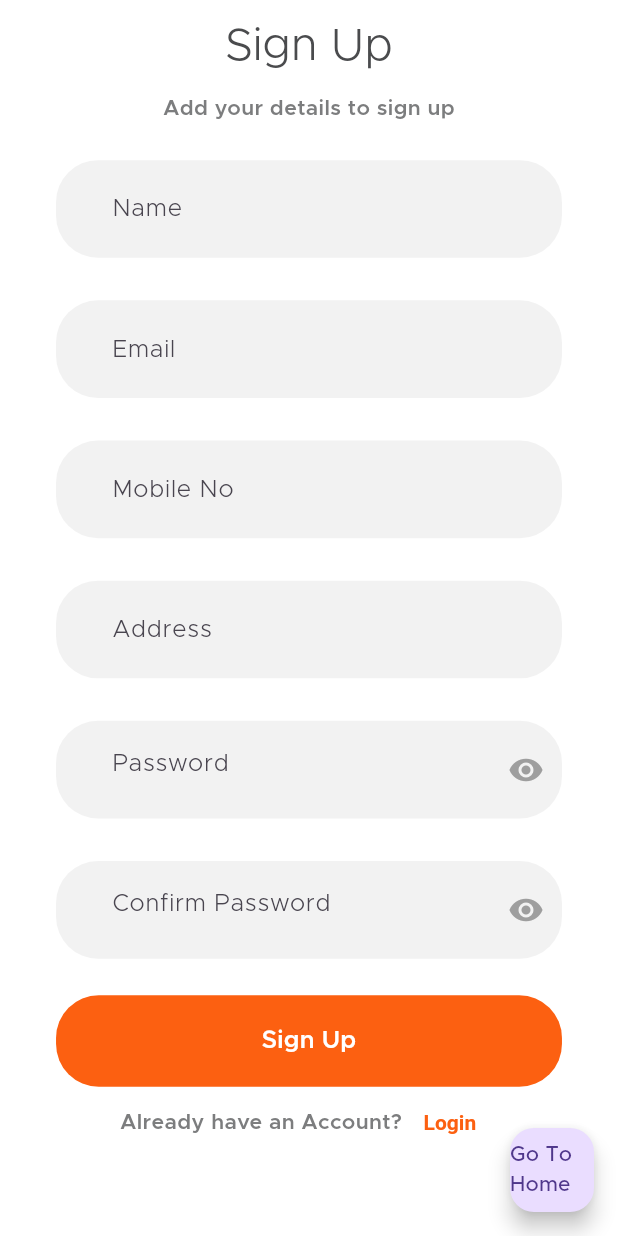
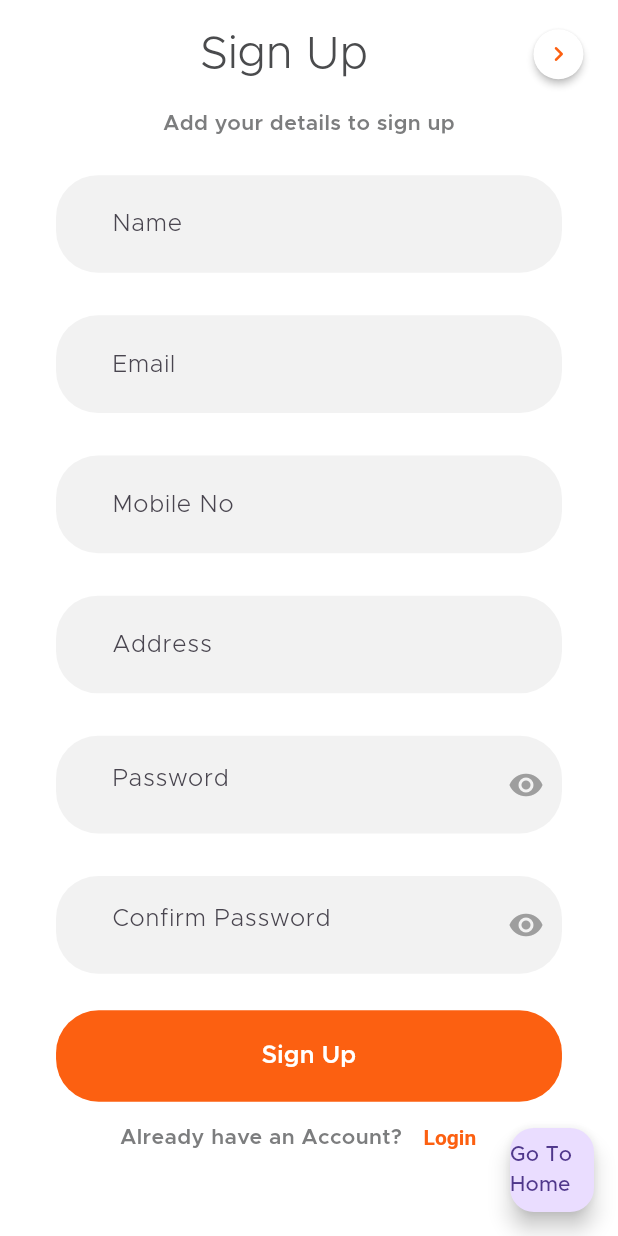
Before and after one commit to abdelhamidkaram/restaurant-app, a Flutter app: the RegisterScreen screen opened by its route, on a phone screen of 412 x 824 dp. Run offline on Flutter 3.47's test engine with Material 2 defaults, Android fonts, the phone set to English and light mode, and no system bars; our stand-ins replace bloc, carousel_slider, dio, equatable, flutter_bloc, flutter_easyloading and 2 more; accounts and stored records are empty.

Commit message:
worked in auth

```diff
--- a/lib/config/route/app_route.dart
+++ b/lib/config/route/app_route.dart
@@ -17,9 +17,14 @@ class AppRouteStrings {
   static const String initial = "/";
   static const String welcome = "/welcome";
   static const String login = "/login";
+  static const String confirmCode = "/confirmCode";
+  static const String changePassword = "/changePassword";
+
   static const String register = "/register";
   static const String home = "/home";
+  static const String foregetPassword = "/forgetPassword";
   static const String resetPassword = "/resetPassword";
+
   static const String order = "/order";
   static const String profile = "/profile";
   static const String singleProduct = "/singleProduct";
--- a/lib/core/api/api_endpoint_string.dart
+++ b/lib/core/api/api_endpoint_string.dart
@@ -1,9 +1,19 @@
 class ApiEndPoints{
-  static String baseUrl = '' ;
-  static String register  = '/register' ;
-  static String login  = '/login' ;
-  static String  getSlider = '/getSlider';
-  static String  getPopular = '/getPopular';
-  static String  getAll = '/getAll';
+  static String baseUrl = 'https://app.cashierthru.com/api/' ;
+  //Auth=====================================
+  static String register  = 'register' ;
+  static String login  = 'login' ;
+  static String forgetPassword = "forget_password";
+  static String activateCode = 'activate-account';
+  static String checkMail = "check-email";
+  static String changePassword = "change-forget-password";
+  static String logout = "logout";
+  static String updateFirebaseToken ="refresh-firebase-token";
+  //End Auth=====================================
+  static String  getSlider = 'getSlider';
+  static String  getPopular = 'getPopular';
+  static String  getAll = 'getAll';
+
+  static String updateProfile = "update-profile";
 
 }
--- a/lib/core/api/dio_helper.dart
+++ b/lib/core/api/dio_helper.dart
@@ -13,6 +13,8 @@ class  DioHelper{
     receiveTimeout: const Duration(seconds: 120),
   ),);
 
+
+
   static Future<Response> getData({required String endpoint , Map<String, dynamic>? queryParameters}){
   return dio.get(endpoint , queryParameters: queryParameters);
   }
--- a/lib/core/app_cubit/app_cubit.dart
+++ b/lib/core/app_cubit/app_cubit.dart
@@ -6,8 +6,4 @@ part 'app_state.dart';
 class AppCubit extends Cubit<AppState> {
   AppCubit() : super(AppInitial());
   static AppCubit get(context)=>BlocProvider.of(context);
-
-
-
-
 }
--- /dev/null
+++ b/lib/core/shared_widgets/custom_toolbar.dart
@@ -0,0 +1,57 @@
+import 'package:flutter/material.dart';
+import 'package:flutter_screenutil/flutter_screenutil.dart';
+
+import '../utils/app_colors.dart';
+import '../utils/app_string.dart';
+
+class CustomToolbar extends StatelessWidget {
+  final String title;
+  final bool showBack;
+  const CustomToolbar({
+    super.key,
+    required this.title,
+    required this.showBack,
+  });
+
+  @override
+  Widget build(BuildContext context){
+    return Row(
+      children: [
+        Expanded(flex: 10, child: Text(
+          textAlign: TextAlign.center,
+          title,
+          style: Theme.of(context).textTheme.headlineLarge,
+        ),),
+        if(showBack)
+        Expanded(flex: 1,child: RawMaterialButton(
+          onPressed: () {},
+          elevation: 2.0,
+          fillColor: Colors.white,
+          child: IconButton(
+            padding: EdgeInsets.zero,
+            onPressed: (){
+              Navigator.pop(context);
+            },
+            icon: Icon(Icons.keyboard_arrow_right_rounded),
+            iconSize: 20,
+            color: AppColors.primaryColor,
+          ),
+          padding: EdgeInsets.all(0),
+          shape: CircleBorder(),
+        ),)
+      ],
+    );
+
+  }
+
+  // Icon(
+  // Icons.keyboard_arrow_right_rounded,
+  // size: 20.0,
+  // color: AppColors.primaryColor,
+  // )
+  @override
+  State<StatefulWidget> createState() {
+    // TODO: implement createState
+    throw UnimplementedError();
+  }
+}
--- a/lib/core/shared_widgets/toasts.dart
+++ b/lib/core/shared_widgets/toasts.dart
@@ -1,5 +1,8 @@
 import 'package:flutter/material.dart';
 import 'package:flutter_easyloading/flutter_easyloading.dart';
+import 'package:flutter_screenutil/flutter_screenutil.dart';
+import 'package:fluttertoast/fluttertoast.dart';
+import 'package:food/core/utils/app_colors.dart';
 
 class AppToasts {
   static toast({
@@ -7,29 +10,65 @@ class AppToasts {
     Duration duration = const Duration(seconds: 2),
     toastPosition = EasyLoadingToastPosition.bottom,
   }) =>
-      EasyLoading.showToast(
-        msg,
-        duration: duration,
-        toastPosition: toastPosition,
-      );
+      // EasyLoading.showToast(
+      //   msg,
+      //   duration: duration,
+      //   toastPosition: toastPosition,
+      // );
+  Fluttertoast.showToast(
+      msg: msg,
+      toastLength: Toast.LENGTH_SHORT,
+      gravity: ToastGravity.BOTTOM,
+      timeInSecForIosWeb: 3,
+      backgroundColor: AppColors.primaryColor,
+      textColor: Colors.white,
+      fontSize: 14.sp
+  );
 
   static toastError({
     required String msg,
     Duration duration = const Duration(seconds: 2),
     toastPosition = EasyLoadingToastPosition.bottom,
-  }) =>
-      EasyLoading.showError(
-        msg,
-        duration: duration,
-      );
+  }) {
+    // EasyLoading.instance.backgroundColor = Colors.transparent;
+    // EasyLoading
+    //     .showError(
+    //   msg,
+    //   duration: duration,
+    // );
+
+    Fluttertoast.showToast(
+        msg: msg,
+        toastLength: Toast.LENGTH_SHORT,
+        gravity: ToastGravity.BOTTOM,
+        timeInSecForIosWeb: 3,
+        backgroundColor: Colors.red,
+        textColor: Colors.white,
+        fontSize: 14.sp
+    );
+    hideLoading();
+  }
 
 
-  static toastLoading() =>
-      EasyLoading.show(
-        dismissOnTap: true,
-        indicator:const CircularProgressIndicator.adaptive(),
-      );
+  static toastLoading() {
+    EasyLoading.instance.backgroundColor = Colors.transparent;
+    EasyLoading.instance.boxShadow = [];
+    EasyLoading.show(
+      dismissOnTap: false,
+      indicator: const CircularProgressIndicator.adaptive(),
+    );
+  }
+  static hideLoading() {
+    EasyLoading.dismiss();
+  }
 
   static toastSuccess({required String msg}) =>
-      EasyLoading.showToast(msg , toastPosition: EasyLoadingToastPosition.bottom);
-}
+      Fluttertoast.showToast(
+          msg: msg,
+          toastLength: Toast.LENGTH_SHORT,
+          gravity: ToastGravity.BOTTOM,
+          timeInSecForIosWeb: 3,
+          backgroundColor: AppColors.primaryColor,
+          textColor: Colors.white,
+          fontSize: 14.sp
+      );}
--- a/lib/core/utils/app_string.dart
+++ b/lib/core/utils/app_string.dart
@@ -8,6 +8,7 @@ class AppStrings {
   static const String signUp = "Sign Up";
 
   static const String welcomeScreenSubTitle = "Discover the best foods from over 1,000 restaurants and fast delivery to your doorstep";
+  static const String pleaseEnter = "please enter your ";
 
   static const String loginScreenLoginBtnTxt = "Login";
   static const String loginScreenSubTitle = "Add your details to login";
@@ -15,12 +16,17 @@ class AppStrings {
 
   static const String registerScreenSubTitle = "Add your details to sign up";
 
+
+
+  static const String submit = "Submit";
   static const String name = "Name";
   static const String email = "Email";
   static const String mobile = "Mobile No";
   static const String address = "Address";
   static const String password = "Password";
   static const String confirmPassword = "Confirm Password";
+  static const String validPhone = "Valid Phone";
+
 
   static const String hintEmail = "Your Email";
 
@@ -32,5 +38,8 @@ class AppStrings {
 
   static String forgetPassword = "Forgot your password? ";
 
+  static const String pleaseTryAgain = "Something is wrong please try again";
+
+
 
 }
--- a/lib/features/auth/pages/register_screen.dart
+++ b/lib/features/auth/pages/register_screen.dart
@@ -9,6 +9,8 @@ import 'package:food/core/shared_widgets/toasts.dart';
 import 'package:food/core/utils/app_colors.dart';
 import 'package:food/core/utils/app_string.dart';
 import 'package:food/features/auth/bloc/register_cubit/register_cubit.dart';
+
+import '../../../core/shared_widgets/custom_toolbar.dart';
 
 class RegisterScreen extends StatefulWidget {
   const RegisterScreen({super.key});
@@ -57,10 +59,11 @@ class _RegisterScreenState extends State<RegisterScreen> {
                       SizedBox(
                         height: 12.h,
                       ),
-                      Text(
-                        AppStrings.signUp,
-                        style: Theme.of(context).textTheme.headlineLarge,
-                      ),
+                      // Text(
+                      //   AppStrings.signUp,
+                      //   style: Theme.of(context).textTheme.headlineLarge,
+                      // ),
+                      CustomToolbar(title: AppStrings.signUp,showBack: true),
                       SizedBox(height: 12.h),
                       Text(
                         AppStrings.registerScreenSubTitle,
--- a/pubspec.yaml
+++ b/pubspec.yaml
@@ -19,9 +19,11 @@ dependencies:
   bloc: ^8.1.0
   get_it: ^7.2.0
   flutter_screenutil: ^5.5.4
+  shared_preferences: ^2.2.2
   dio: ^5.3.2
   flutter_easyloading: ^3.0.5
   carousel_slider: ^4.2.1
+  fluttertoast: ^8.2.2
 
 
 
@@ -37,7 +39,7 @@ flutter:
   # To add assets to your application, add an assets section, like this:
   assets:
     - assets/images/
-    - assets/icons/
+#    - assets/icons/
 
 
 
```
Also changed, not shown: lib/core/shared_widgets/custom_field.dart (+7 -6 lines), lib/features/auth/bloc/forget_password_cubit/forget_password_cubit.dart (added, +39 -0 lines), lib/features/auth/bloc/forget_password_cubit/forget_password_state.dart (added, +24 -0 lines), lib/features/auth/bloc/login_cubit/login_cubit.dart (+16 -3 lines), lib/features/auth/data/models/request_model/forget_password_request_model.dart (added, +16 -0 lines), lib/features/auth/data/models/response_model/UserModel.dart (added, +36 -0 lines), lib/features/auth/data/models/response_model/loginResponse.dart (added, +31 -0 lines), lib/features/auth/pages/forget_password.dart (added, +72 -0 lines), lib/features/auth/pages/login_screen.dart (+4 -3 lines), pubspec.lock.
